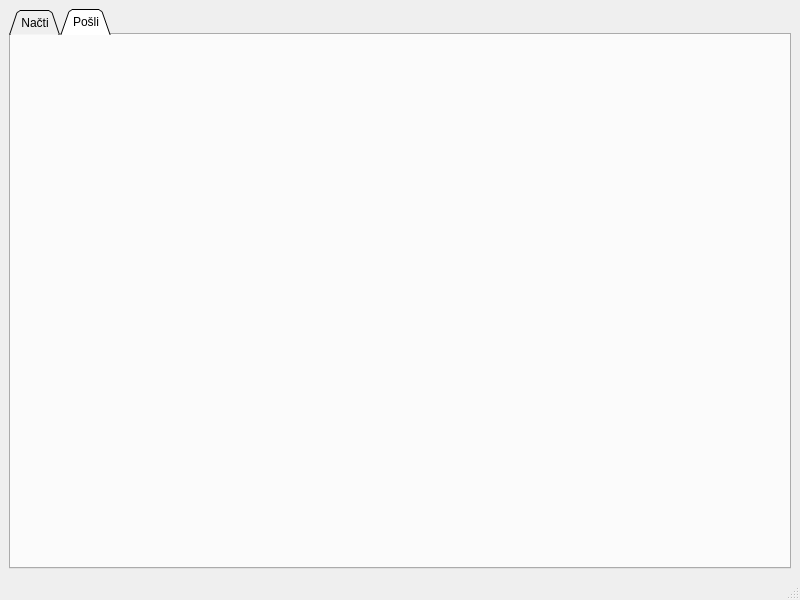
Above: pvp/qt/JSON/mainwindow.ui from calamitymoon/skola before the change. Below: the same form after it.
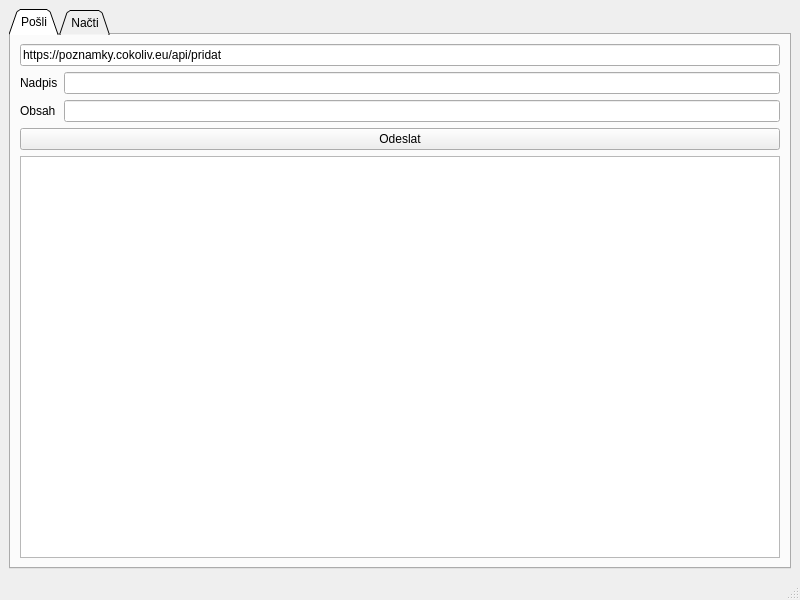
That is the form after the change. The open tabs and pages were chosen to show the change. Icons and pictures are not drawn.

Commit message: pokracovani v projektu JSON

```diff
--- a/pvp/qt/JSON/mainwindow.ui
+++ b/pvp/qt/JSON/mainwindow.ui
@@ -23,6 +23,57 @@
       <property name="currentIndex">
        <number>0</number>
       </property>
+      <widget class="QWidget" name="tab1">
+       <attribute name="icon">
+        <iconset theme="mail-send"/>
+       </attribute>
+       <attribute name="title">
+        <string>Pošli</string>
+       </attribute>
+       <layout class="QVBoxLayout" name="verticalLayout_3">
+        <item>
+         <widget class="QLineEdit" name="leUrlPoslat">
+          <property name="text">
+           <string>https://poznamky.cokoliv.eu/api/pridat</string>
+          </property>
+         </widget>
+        </item>
+        <item>
+         <layout class="QGridLayout" name="gridLayout_2">
+          <item row="0" column="0">
+           <widget class="QLabel" name="label">
+            <property name="text">
+             <string>Nadpis</string>
+            </property>
+           </widget>
+          </item>
+          <item row="0" column="1">
+           <widget class="QLineEdit" name="leNadpis"/>
+          </item>
+          <item row="1" column="0">
+           <widget class="QLabel" name="label_2">
+            <property name="text">
+             <string>Obsah</string>
+            </property>
+           </widget>
+          </item>
+          <item row="1" column="1">
+           <widget class="QLineEdit" name="leObsah"/>
+          </item>
+         </layout>
+        </item>
+        <item>
+         <widget class="QPushButton" name="pbOdeslat">
+          <property name="text">
+           <string>Odeslat</string>
+          </property>
+         </widget>
+        </item>
+        <item>
+         <widget class="QTextEdit" name="teOdpoved"/>
+        </item>
+       </layout>
+      </widget>
       <widget class="QWidget" name="tab2">
        <attribute name="icon">
         <iconset theme="mail-send-receive"/>
@@ -34,12 +85,16 @@
         <item>
          <layout class="QGridLayout" name="gridLayout">
           <item row="0" column="0">
-           <widget class="QLineEdit" name="leUrl"/>
+           <widget class="QLineEdit" name="leUrlNacist">
+            <property name="text">
+             <string>https://poznamky.cokoliv.eu/seznam</string>
+            </property>
+           </widget>
           </item>
           <item row="0" column="1">
            <widget class="QPushButton" name="pbNacti">
             <property name="text">
-             <string>Načti</string>
+             <string>Načíst</string>
             </property>
            </widget>
           </item>
@@ -54,14 +109,6 @@
         </item>
        </layout>
       </widget>
-      <widget class="QWidget" name="tab1">
-       <attribute name="icon">
-        <iconset theme="mail-send"/>
-       </attribute>
-       <attribute name="title">
-        <string>Pošli</string>
-       </attribute>
-      </widget>
      </widget>
     </item>
    </layout>
```
The commit also changes 2 other files.
